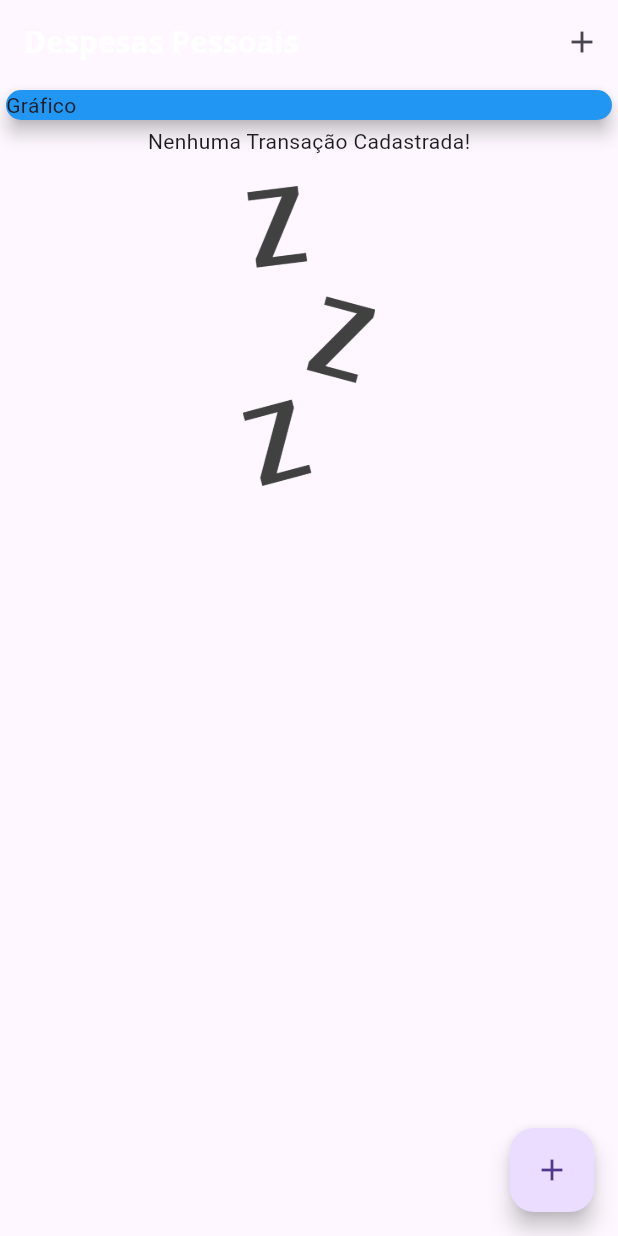
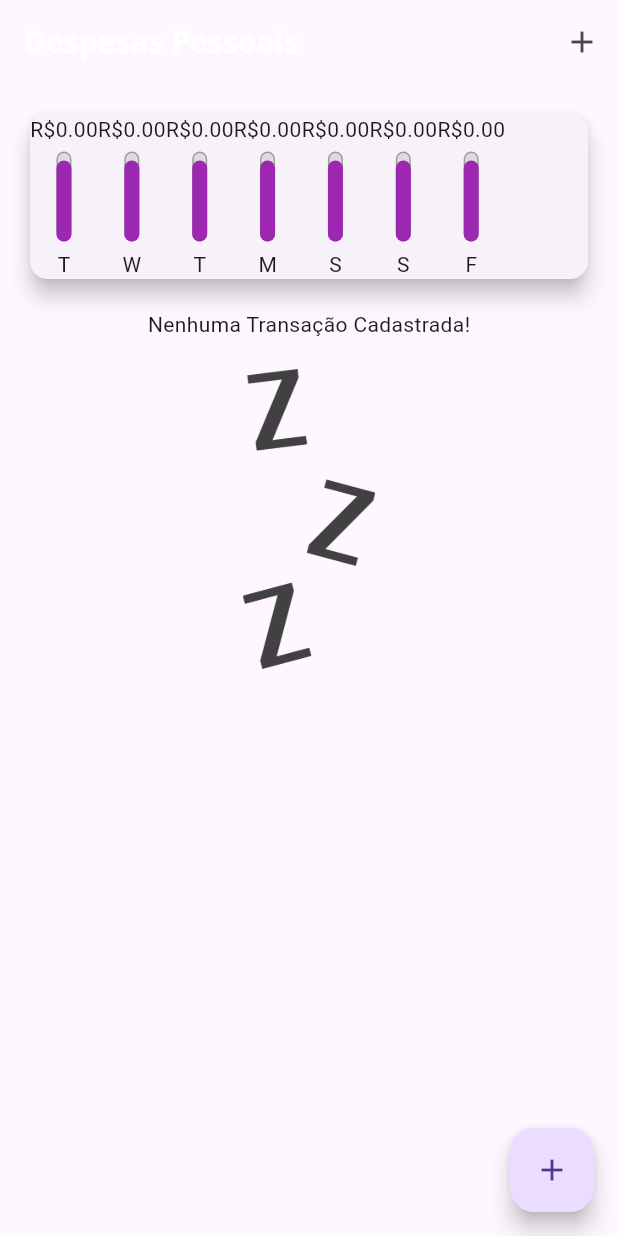
Before and after one commit to maxcielOliv/expenses_app, a Flutter app: the screen it shows after launch, on a phone screen of 412 x 824 dp. Run offline on Flutter 3.47's test engine with Material 3 defaults, Android fonts, the phone set to English and light mode, and no system bars.

Commit message:
finishing chartBar

```diff
--- a/lib/app/components/chart.dart
+++ b/lib/app/components/chart.dart
@@ -1,3 +1,4 @@
+import 'package:despesas_app/app/components/chart_bar.dart';
 import 'package:despesas_app/app/models/transaction.dart';
 import 'package:intl/intl.dart';
 import 'package:flutter/material.dart';
@@ -38,12 +39,20 @@
 
   @override
   Widget build(BuildContext context) {
+    groupedTransactions;
     return Card(
       elevation: 6,
-      margin: EdgeInsets.all(20),
+      margin: const EdgeInsets.all(20),
       child: Row(
-        children: [],
-      ),
+          children: groupedTransactions.map(
+        (tr) {
+          return ChartBar(
+            label: '${tr['day']}',
+            value: tr['value'] as double,
+            percentage: 0.9,
+          );
+        },
+      ).toList()),
     );
   }
 }
--- /dev/null
+++ b/lib/app/components/chart_bar.dart
@@ -0,0 +1,58 @@
+import 'package:flutter/material.dart';
+
+class ChartBar extends StatelessWidget {
+  const ChartBar({
+    super.key,
+    required this.label,
+    required this.value,
+    required this.percentage,
+  });
+
+  final String label;
+  final double value;
+  final double percentage;
+
+  @override
+  Widget build(BuildContext context) {
+    return Column(
+      children: [
+        Text('R\$${value.toStringAsFixed(2)}'),
+        const SizedBox(
+          height: 5,
+        ),
+        Container(
+          height: 60,
+          width: 10,
+          child: Stack(
+            alignment: Alignment.bottomCenter,
+            children: [
+              Container(
+                decoration: BoxDecoration(
+                  border: Border.all(
+                    color: Colors.grey,
+                    width: 1.0,
+                  ),
+                  color: const Color.fromRGBO(220, 220, 220, 1),
+                  borderRadius: BorderRadius.circular(5),
+                ),
+              ),
+              FractionallySizedBox(
+                heightFactor: percentage,
+                child: Container(
+                  decoration: BoxDecoration(
+                    color: Theme.of(context).primaryColor,
+                    borderRadius: BorderRadius.circular(5),
+                  ),
+                ),
+              ),
+            ],
+          ),
+        ),
+        const SizedBox(
+          height: 5,
+        ),
+        Text(label)
+      ],
+    );
+  }
+}
--- a/lib/app/views/app.dart
+++ b/lib/app/views/app.dart
@@ -29,6 +29,7 @@
             fontWeight: FontWeight.bold,
           ),
         ),
+        primaryColor: Colors.purple,
       ),
       routes: {'/': (context) => const HomePage()},
     );
--- a/lib/app/views/home_page.dart
+++ b/lib/app/views/home_page.dart
@@ -1,4 +1,5 @@
 import 'dart:math';
+import 'package:despesas_app/app/components/chart.dart';
 import 'package:despesas_app/app/components/transaction_form.dart';
 import 'package:despesas_app/app/components/transaction_list.dart';
 import 'package:despesas_app/app/models/transaction.dart';
@@ -25,6 +26,13 @@
     //   date: DateTime.now(),
     // ),
   ];
+
+  List<Transaction> get _recentTransactions {
+    return _transactions.where((transaction) {
+      return transaction.date
+          .isAfter(DateTime.now().subtract(Duration(days: 7)));
+    }).toList();
+  }
 
   addTransaction(String title, double value) {
     final newTransaction = Transaction(
@@ -71,14 +79,7 @@
       body: SingleChildScrollView(
         child: Column(
           children: [
-            const SizedBox(
-              width: double.infinity,
-              child: Card(
-                color: Colors.blue,
-                elevation: 5,
-                child: Text('Gráfico'),
-              ),
-            ),
+            Chart(recentTransaction: _recentTransactions),
             TransactionList(transactions: _transactions),
           ],
         ),
```
